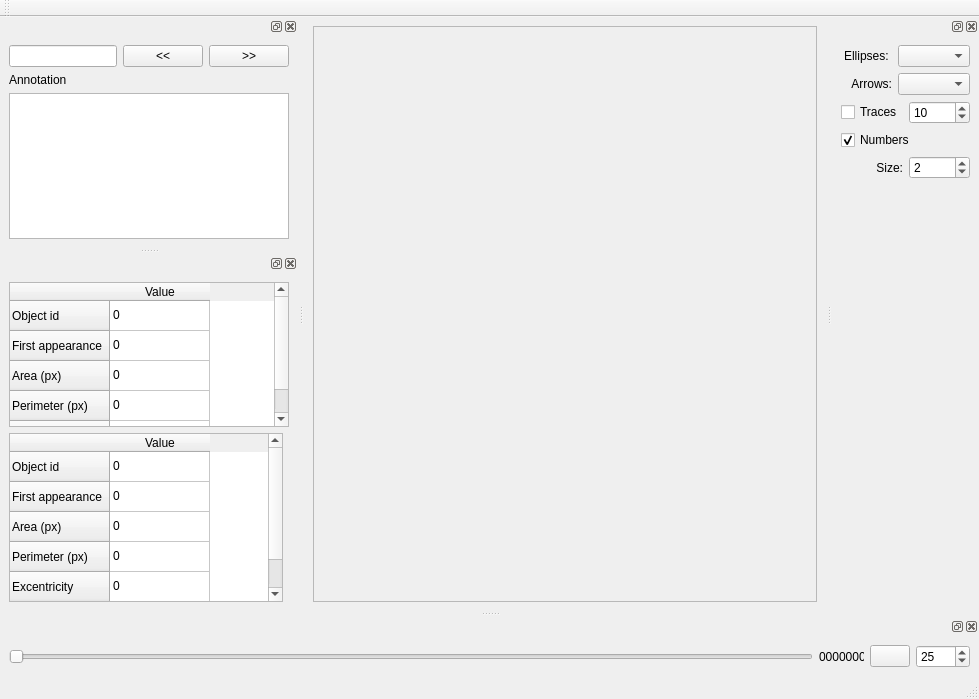
Qt form src/replay.ui (FastTrackOrg/FastTrack) before a commit.
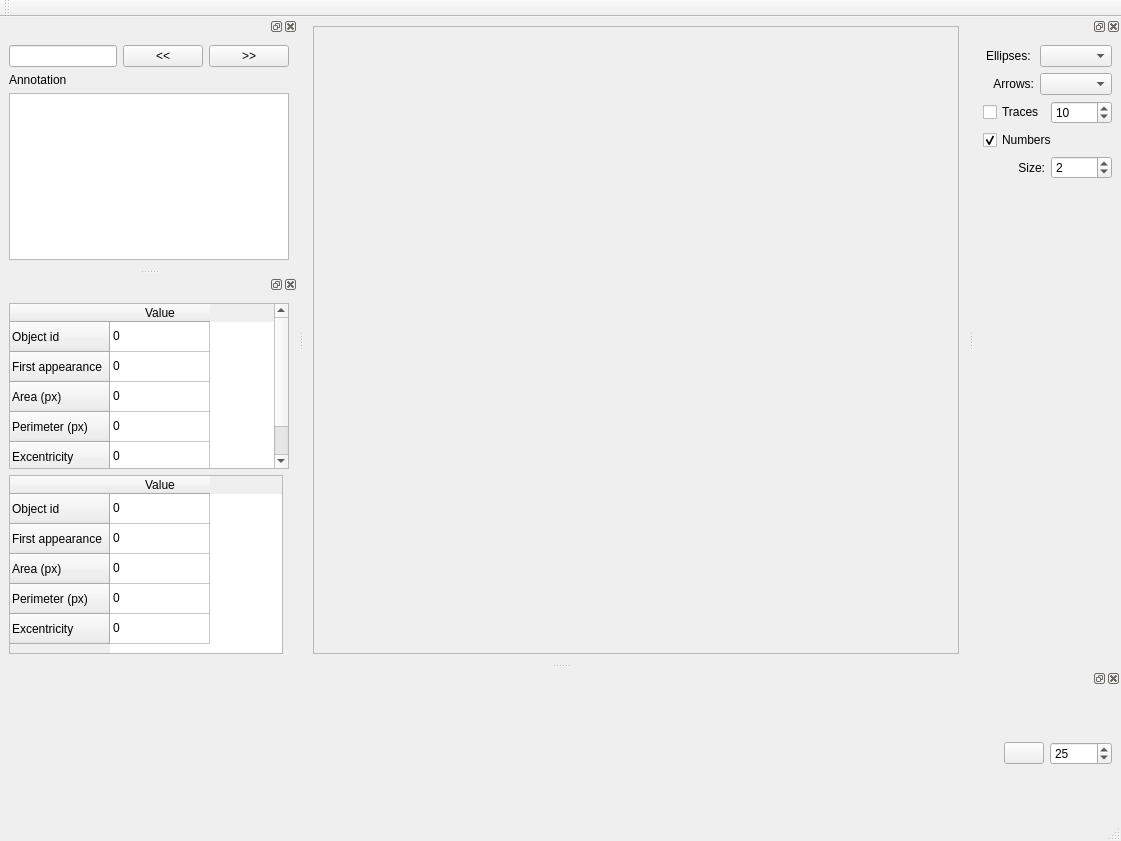
The same form after that commit. Custom widgets are drawn as their Qt base class.

Commit message: [feat] interactive | replay: add timeline

```diff
--- a/src/replay.ui
+++ b/src/replay.ui
@@ -6,8 +6,8 @@
    <rect>
     <x>0</x>
     <y>0</y>
-    <width>979</width>
-    <height>699</height>
+    <width>1121</width>
+    <height>841</height>
    </rect>
   </property>
   <property name="windowTitle">
@@ -42,8 +42,8 @@
           <rect>
            <x>0</x>
            <y>0</y>
-           <width>540</width>
-           <height>558</height>
+           <width>623</width>
+           <height>611</height>
           </rect>
          </property>
          <layout class="QGridLayout" name="gridLayout">
@@ -229,6 +229,12 @@
    </widget>
   </widget>
   <widget class="QDockWidget" name="controls">
+   <property name="minimumSize">
+    <size>
+     <width>0</width>
+     <height>150</height>
+    </size>
+   </property>
    <property name="allowedAreas">
     <set>Qt::BottomDockWidgetArea|Qt::TopDockWidgetArea</set>
    </property>
@@ -238,38 +244,9 @@
    <widget class="QWidget" name="dockWidgetContents_3">
     <layout class="QGridLayout" name="gridLayout_3">
      <item row="0" column="0">
-      <widget class="QSlider" name="replaySlider">
-       <property name="orientation">
-        <enum>Qt::Horizontal</enum>
-       </property>
-       <property name="invertedAppearance">
-        <bool>false</bool>
-       </property>
-       <property name="invertedControls">
-        <bool>false</bool>
-       </property>
-      </widget>
+      <widget class="Timeline" name="replaySlider" native="true"/>
      </item>
      <item row="0" column="1">
-      <widget class="QLabel" name="replayNumber">
-       <property name="minimumSize">
-        <size>
-         <width>45</width>
-         <height>20</height>
-        </size>
-       </property>
-       <property name="maximumSize">
-        <size>
-         <width>45</width>
-         <height>16777215</height>
-        </size>
-       </property>
-       <property name="text">
-        <string>0000000</string>
-       </property>
-      </widget>
-     </item>
-     <item row="0" column="2">
       <widget class="QPushButton" name="playReplay">
        <property name="sizePolicy">
         <sizepolicy hsizetype="Fixed" vsizetype="Fixed">
@@ -303,8 +280,14 @@
        </property>
       </widget>
      </item>
-     <item row="0" column="3">
+     <item row="0" column="2">
       <widget class="QSpinBox" name="replayFps">
+       <property name="maximumSize">
+        <size>
+         <width>62</width>
+         <height>16777215</height>
+        </size>
+       </property>
        <property name="minimum">
         <number>1</number>
        </property>
@@ -486,6 +469,14 @@
    </widget>
   </widget>
  </widget>
+ <customwidgets>
+  <customwidget>
+   <class>Timeline</class>
+   <extends>QWidget</extends>
+   <header>timeline.h</header>
+   <container>1</container>
+  </customwidget>
+ </customwidgets>
  <resources/>
  <connections/>
 </ui>
```
Left out of the diff: 2 changed lines with no effect on the pictures. The commit also changes 8 other files.
